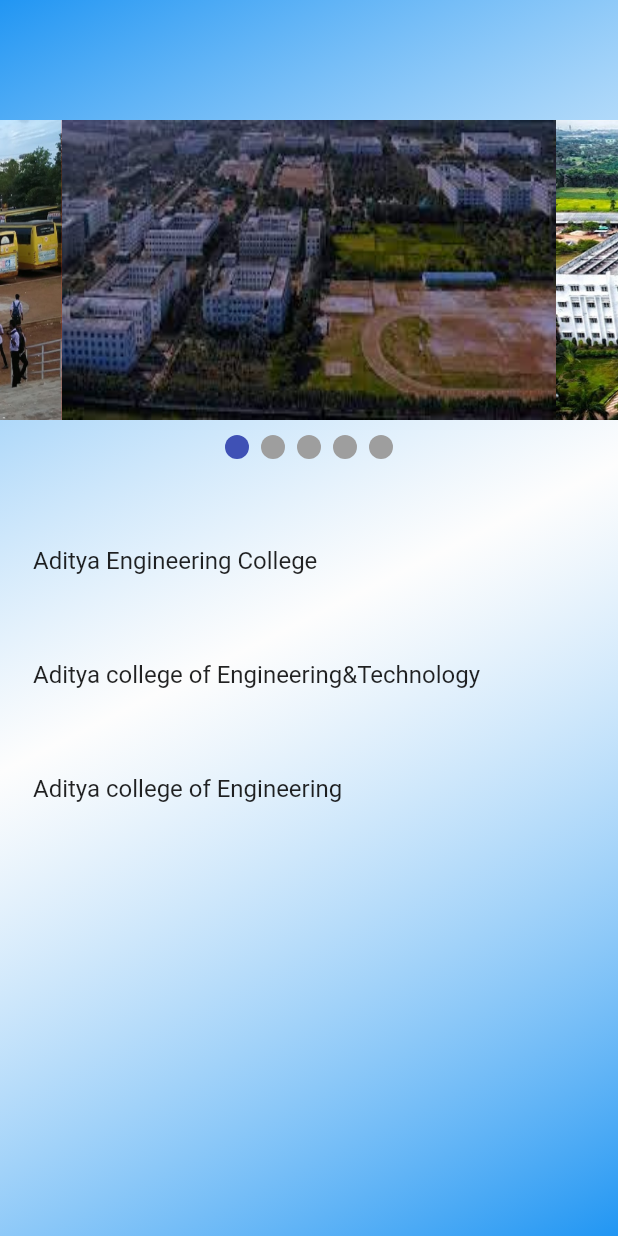
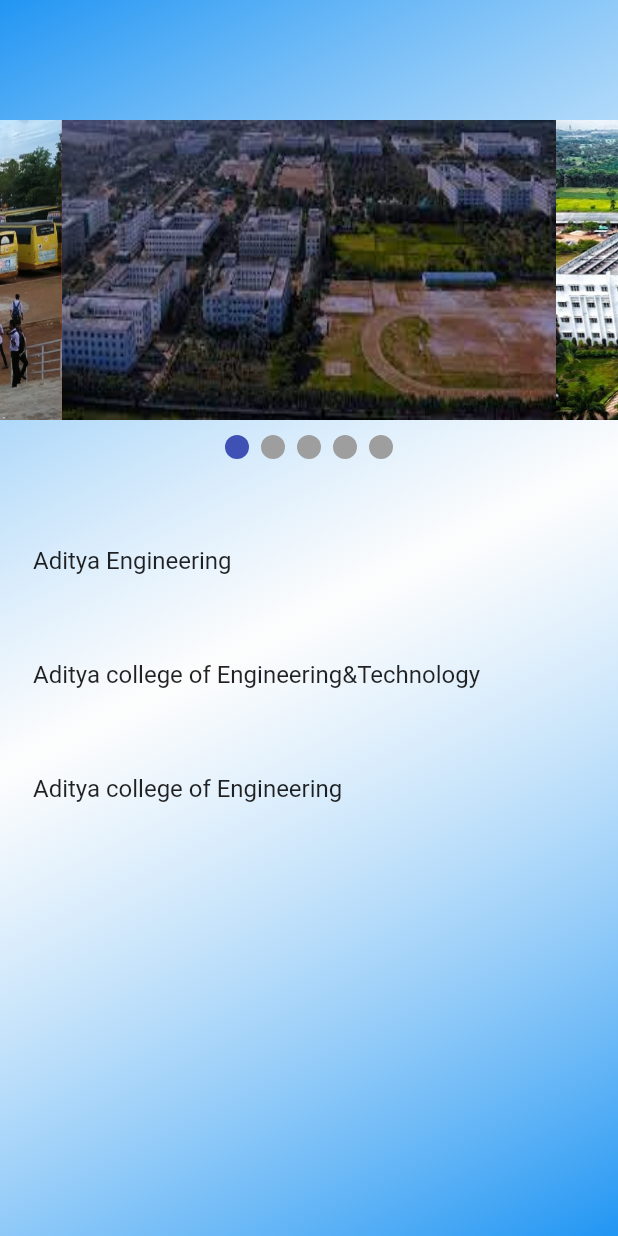
Before and after one commit to Rajakotha/smartstudy, a Flutter app: the second screen opened directly, on a phone screen of 412 x 824 dp. Run offline on Flutter 3.47's test engine with Material 2 defaults, Android fonts, the phone set to English and light mode, and no system bars; drawn by our look-alikes of carousel_slider, smooth_page_indicator.

Commit message:
title changed in list tile from aditya engineering college to aditya engineering

```diff
--- a/lib/main.dart
+++ b/lib/main.dart
@@ -108,7 +108,7 @@
         Container(height: 400,width: 400,
           child: ListView(
             children: [
-              ListTile(title: Text("Aditya Engineering College"),onTap: (){
+              ListTile(title: Text("Aditya Engineering"),onTap: (){
                 Navigator.push(context, MaterialPageRoute(builder: (context)=>third()));
               },),
               SizedBox(height: 20,),
```
